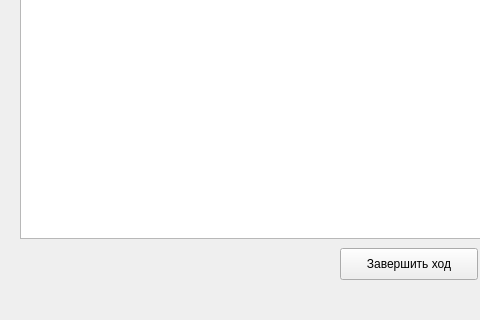
Above: prog_kurs/FootballClient/clientwindow.ui from KolcovBruin/Programming-technology before the change; both pictures show x 0 to 480 and y 281 to 601 of the 800 by 601 pixel window. Below: the same form after it.
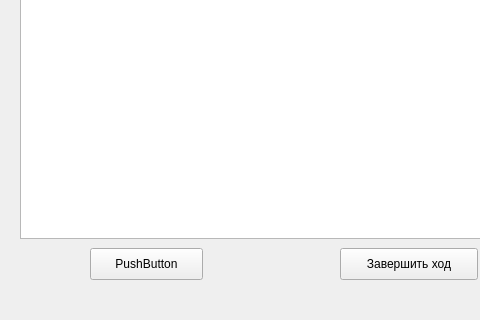
That is the form after the change.

Patch:
```diff
--- a/prog_kurs/FootballClient/clientwindow.ui
+++ b/prog_kurs/FootballClient/clientwindow.ui
@@ -53,6 +53,19 @@
      <string>PushButton</string>
     </property>
    </widget>
+   <widget class="QPushButton" name="pushButton_3">
+    <property name="geometry">
+     <rect>
+      <x>90</x>
+      <y>510</y>
+      <width>113</width>
+      <height>32</height>
+     </rect>
+    </property>
+    <property name="text">
+     <string>PushButton</string>
+    </property>
+   </widget>
   </widget>
   <widget class="QMenuBar" name="menubar">
    <property name="geometry">
```
